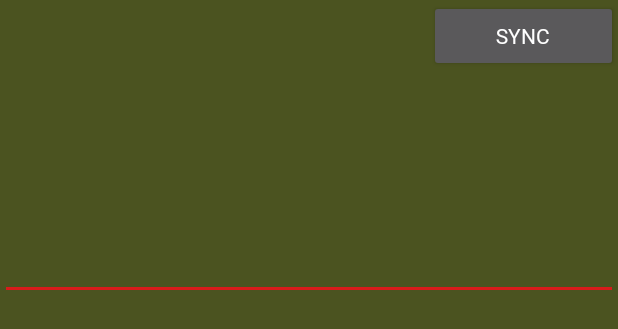
After one commit to virus-404/Survival-Tips, an Android app: the layout activity_diary.xml on its own in the app's theme, with its tools: preview values and no code run, on a phone screen of 412 x 824 dp. The commit adds this screen. Shown: the top 329 px of the screen. Run offline under Robolectric (Android 15) with nearby library versions, the phone set to English and light mode, and no system bars.

Commit message:
[OPEN] Lab 2.1

```diff
--- a/app/src/main/AndroidManifest.xml
+++ b/app/src/main/AndroidManifest.xml
@@ -21,7 +21,9 @@
         </activity>
 
         <activity android:name=".HowToActivity" />
-
+        <activity android:name=".HealthActivity" />
+        <activity android:name=".ToolsActivity" />
+        <activity android:name=".DiaryActivity" />
 
 
     </application>
--- a/app/src/main/java/com/example/survivaltips/HowToActivity.kt
+++ b/app/src/main/java/com/example/survivaltips/HowToActivity.kt
@@ -16,7 +16,6 @@ class HowToActivity : AppCompatActivity(){
     private var tipList: ArrayList <Tip> = ArrayList()
     private var tipQuery: ArrayList <Tip> = ArrayList()
 
-
     override fun onCreate(savedInstanceState: Bundle?) {
         super.onCreate(savedInstanceState)
         setContentView(R.layout.activity_how_to)
@@ -27,7 +26,7 @@ class HowToActivity : AppCompatActivity(){
         val sortButton: ImageButton = findViewById(R.id.how_to_sort_bt)
         val searchBar: TextView = findViewById(R.id.how_to_search_bar)
         val intent: Intent = getIntent()
-        val wrap: TipWrapper= intent.getSerializableExtra("tips") as TipWrapper
+        val wrap: TipWrapper = intent.getSerializableExtra("tips") as TipWrapper
 
         tipList = wrap.tips
 
@@ -52,7 +51,7 @@ class HowToActivity : AppCompatActivity(){
         searchBar.addTextChangedListener(object : TextWatcher {
             override fun afterTextChanged(s: Editable) {
                 tipQuery.clear()
-                tipQuery.addAll(tipList.filter { it.title.startsWith(s.toString())})
+                tipQuery.addAll(tipList.filter { it.title.startsWith(s.toString().toUpperCase())})
                 adapter.tips = tipQuery
                 adapter.notifyDataSetChanged()
             }
--- a/app/src/main/java/com/example/survivaltips/TipAdapter.kt
+++ b/app/src/main/java/com/example/survivaltips/TipAdapter.kt
@@ -24,8 +24,8 @@ class TipAdapter(var tips: ArrayList<Tip>, val activity: Activity): RecyclerView
         val description : TextView = holder.descriptionView
         val image: ImageView = holder.imageView
 
-        title.setText(tip.title)
-        description.setText(tip.description)
+        title.text = tip.title
+        description.text = tip.description
         image.setImageResource(tip.image)
 
 
--- /dev/null
+++ b/app/src/main/res/layout-v26/activity_diary.xml
@@ -0,0 +1,29 @@
+<?xml version="1.0" encoding="utf-8"?>
+<RelativeLayout xmlns:android="http://schemas.android.com/apk/res/android"
+    android:layout_width="match_parent"
+    android:layout_height="match_parent">
+
+
+    <Button
+        android:id="@+id/sync"
+        android:layout_width="126dp"
+        android:layout_height="wrap_content"
+        android:layout_alignParentTop="true"
+        android:layout_alignParentEnd="true"
+        android:layout_marginTop="0dp"
+        android:layout_marginEnd="0dp"
+        android:text="@string/sync" />
+
+    <EditText
+        android:layout_width="match_parent"
+        android:layout_height="wrap_content"
+        android:layout_below="@+id/sync"
+        android:layout_marginTop="0dp"
+        android:gravity="top|left"
+        android:inputType="textMultiLine"
+        android:lines="8"
+        android:maxLines="10"
+        android:minLines="6"
+        android:scrollbars="vertical"
+        android:autofillHints="Write here ..."/>
+</RelativeLayout>
--- /dev/null
+++ b/app/src/main/res/layout/activity_diary.xml
@@ -0,0 +1,33 @@
+<?xml version="1.0" encoding="utf-8"?>
+<RelativeLayout xmlns:android="http://schemas.android.com/apk/res/android"
+    xmlns:tools="http://schemas.android.com/tools"
+    android:layout_width="match_parent"
+    android:layout_height="match_parent">
+
+
+    <Button
+        android:id="@+id/sync"
+        android:layout_width="126dp"
+        android:layout_height="wrap_content"
+        android:layout_alignParentTop="true"
+        android:layout_alignParentEnd="true"
+        android:layout_marginTop="0dp"
+        android:layout_marginEnd="0dp"
+        android:text="@string/sync" />
+
+    <EditText
+        android:id="@+id/diary_text"
+        android:layout_width="match_parent"
+        android:layout_height="wrap_content"
+        android:layout_below="@+id/sync"
+        android:layout_marginTop="0dp"
+        android:gravity="top|start"
+        android:inputType="textMultiLine"
+        android:lines="8"
+        android:maxLines="10"
+        android:minLines="6"
+        android:scrollbars="vertical"
+        android:autofillHints="Write here ..."
+        tools:targetApi="o"
+        tools:ignore="LabelFor" />
+</RelativeLayout>
--- /dev/null
+++ b/app/src/main/res/layout/activity_tools.xml
@@ -0,0 +1,6 @@
+<?xml version="1.0" encoding="utf-8"?>
+<LinearLayout xmlns:android="http://schemas.android.com/apk/res/android"
+    android:orientation="vertical" android:layout_width="match_parent"
+    android:layout_height="match_parent">
+
+</LinearLayout>
--- a/app/src/main/res/values/strings.xml
+++ b/app/src/main/res/values/strings.xml
@@ -6,4 +6,6 @@
     Use it wisely! </string>
     <string name="order">Order</string>
     <string name="tip_image">Tip image</string>
+    <string name="heath_info">Health check</string>
+    <string name="sync">Sync</string>
 </resources>
```
Also changed, not shown: app/src/main/java/com/example/survivaltips/DiaryActivity.kt (added, +12 -0 lines), app/src/main/java/com/example/survivaltips/HealthActivity.kt (added, +12 -0 lines), app/src/main/java/com/example/survivaltips/MainActivity.kt (+13 -4 lines), app/src/main/java/com/example/survivaltips/ToolsActivity.kt (added, +12 -0 lines), app/src/main/res/layout/activity_health.xml (added, +62 -0 lines).
